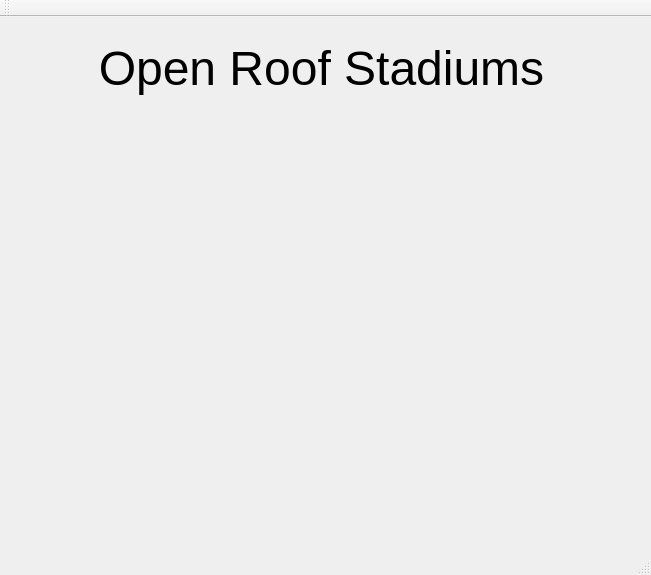
This is mainwindow.ui in Jesus0342/CS1D-Project-2 as Qt 5 draws it before an edit. The edited form follows.
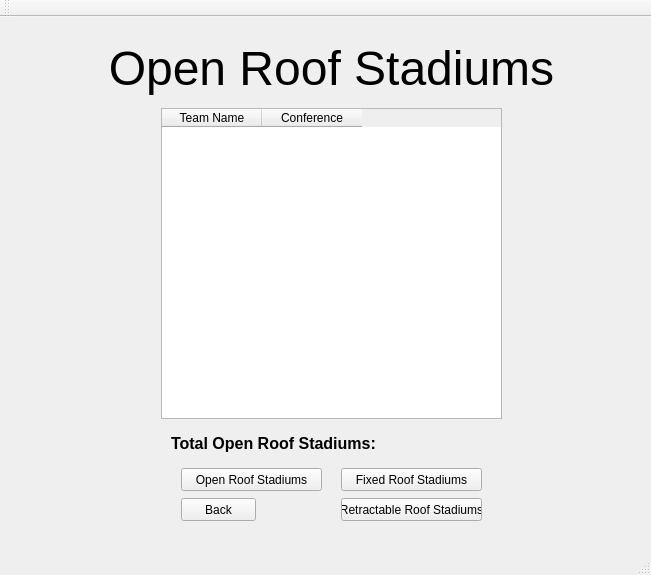
This is the edited form. The open tabs and pages were chosen to show the change.

Commit message: Added the roof page

```diff
--- a/mainwindow.ui
+++ b/mainwindow.ui
@@ -456,11 +456,24 @@
         </property>
        </widget>
       </widget>
-      <widget class="QWidget" name="page_viewOpenRoof">
-       <widget class="QLabel" name="label_OpenRoofTitle">
+      <widget class="QWidget" name="page_viewRoof">
+       <widget class="QPushButton" name="pushButton_getRetraRoofs">
         <property name="geometry">
          <rect>
-          <x>70</x>
+          <x>330</x>
+          <y>470</y>
+          <width>141</width>
+          <height>23</height>
+         </rect>
+        </property>
+        <property name="text">
+         <string>Retractable Roof Stadiums</string>
+        </property>
+       </widget>
+       <widget class="QLabel" name="label_roofTitle">
+        <property name="geometry">
+         <rect>
+          <x>80</x>
           <y>10</y>
           <width>481</width>
           <height>61</height>
@@ -470,6 +483,78 @@
          <string>&lt;html&gt;&lt;head/&gt;&lt;body&gt;&lt;p align=&quot;center&quot;&gt;&lt;span style=&quot; font-size:36pt;&quot;&gt;Open Roof Stadiums&lt;/span&gt;&lt;/p&gt;&lt;/body&gt;&lt;/html&gt;</string>
         </property>
        </widget>
+       <widget class="QTableWidget" name="tableWidget_roof">
+        <property name="geometry">
+         <rect>
+          <x>150</x>
+          <y>80</y>
+          <width>341</width>
+          <height>311</height>
+         </rect>
+        </property>
+        <column>
+         <property name="text">
+          <string>Team Name</string>
+         </property>
+        </column>
+        <column>
+         <property name="text">
+          <string>Conference</string>
+         </property>
+        </column>
+       </widget>
+       <widget class="QLabel" name="label_totalRoofTxt">
+        <property name="geometry">
+         <rect>
+          <x>160</x>
+          <y>400</y>
+          <width>231</width>
+          <height>31</height>
+         </rect>
+        </property>
+        <property name="text">
+         <string>&lt;html&gt;&lt;head/&gt;&lt;body&gt;&lt;p&gt;&lt;span style=&quot; font-size:12pt; font-weight:600;&quot;&gt;Total Open Roof Stadiums:&lt;/span&gt;&lt;/p&gt;&lt;/body&gt;&lt;/html&gt;</string>
+        </property>
+       </widget>
+       <widget class="QPushButton" name="pushButton_getFixedRoofs">
+        <property name="geometry">
+         <rect>
+          <x>330</x>
+          <y>440</y>
+          <width>141</width>
+          <height>23</height>
+         </rect>
+        </property>
+        <property name="text">
+         <string>Fixed Roof Stadiums</string>
+        </property>
+       </widget>
+       <widget class="QPushButton" name="pushButton_getOpenRoofs">
+        <property name="geometry">
+         <rect>
+          <x>170</x>
+          <y>440</y>
+          <width>141</width>
+          <height>23</height>
+         </rect>
+        </property>
+        <property name="text">
+         <string>Open Roof Stadiums</string>
+        </property>
+       </widget>
+       <widget class="QPushButton" name="pushButton_backRoofs">
+        <property name="geometry">
+         <rect>
+          <x>170</x>
+          <y>470</y>
+          <width>75</width>
+          <height>23</height>
+         </rect>
+        </property>
+        <property name="text">
+         <string>Back</string>
+        </property>
+       </widget>
       </widget>
       <widget class="QWidget" name="page_viewStarPlayers">
        <widget class="QLabel" name="label_starPlayersTitle">
```
Left out of the diff: 2 changed lines with no effect on the pictures. The commit also changes 9 other files.
